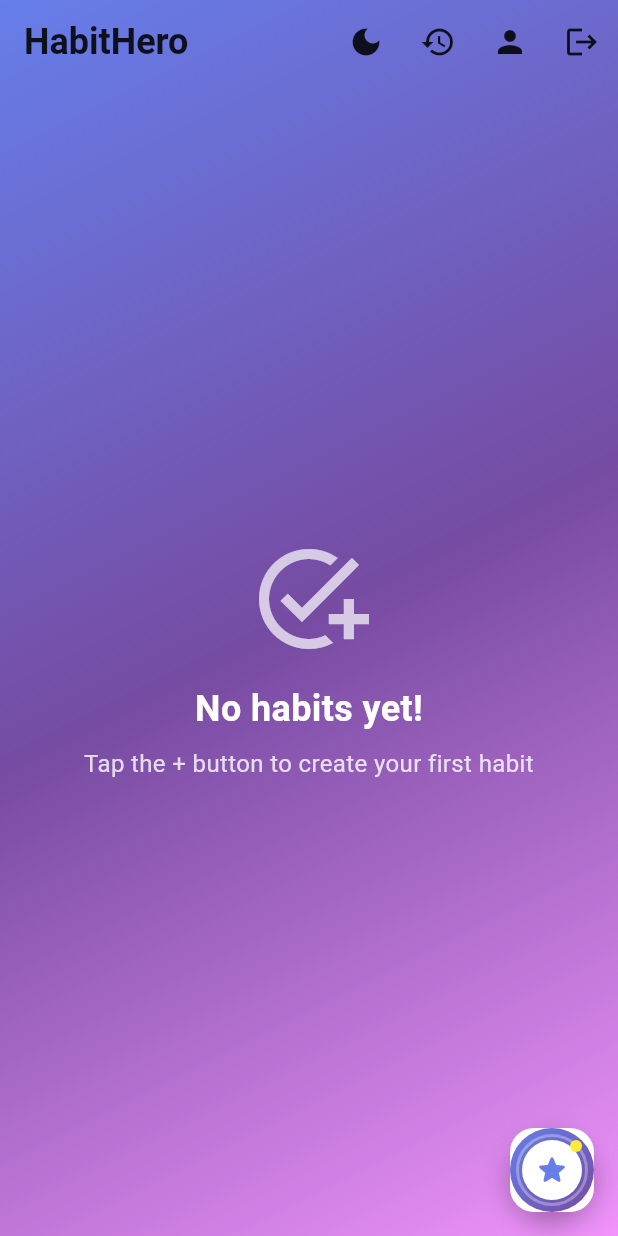
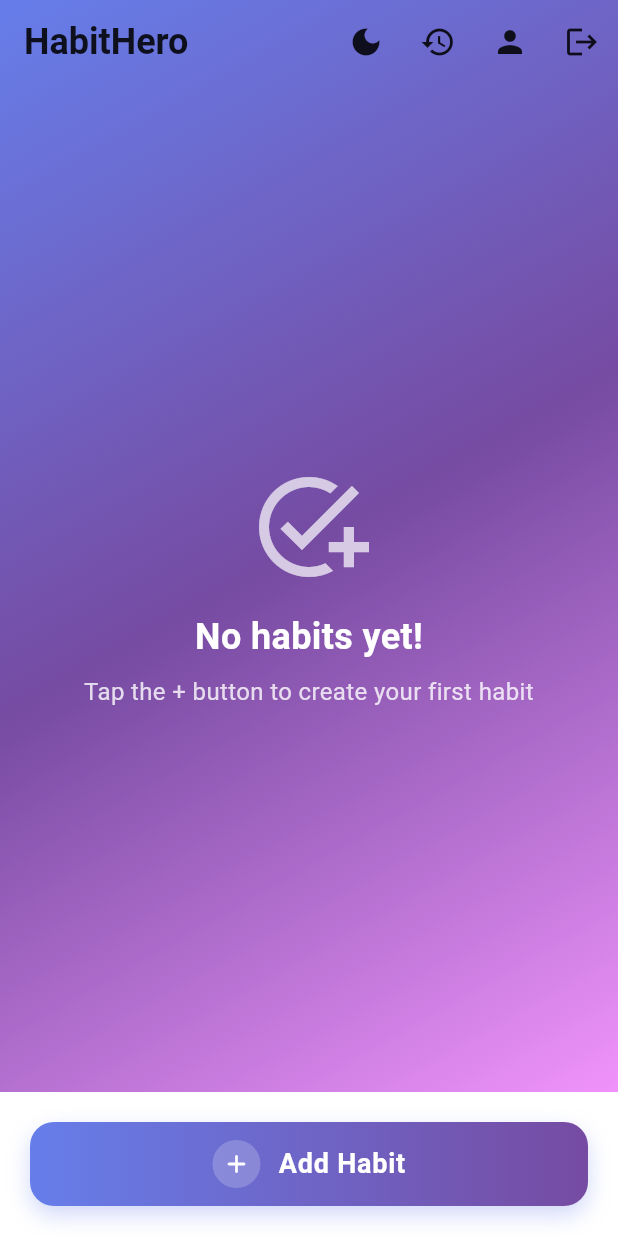
Before and after one commit to RkTushar/habithero, a Flutter app: the HomeScreen screen opened directly, on a phone screen of 412 x 824 dp. Run offline on Flutter 3.47's test engine with Material 3 defaults, Android fonts, the phone set to English and light mode, and no system bars; our stand-ins replace cloud_firestore, firebase_auth, firebase_core, flutter_local_notifications, shared_preferences, table_calendar and 1 more; accounts and stored records are empty.

Commit message:
Update home_screen.dart

```diff
--- a/lib/screens/home_screen.dart
+++ b/lib/screens/home_screen.dart
@@ -391,82 +391,70 @@ class HomeScreen extends StatelessWidget {
           ),
         ),
       ),
-      floatingActionButton: Container(
+      floatingActionButton: null,
+      floatingActionButtonLocation: null,
+      bottomNavigationBar: Container(
+        padding: EdgeInsets.all(20),
         decoration: BoxDecoration(
-          borderRadius: BorderRadius.circular(30),
+          color: Colors.transparent,
+        ),
+        child: Container(
+          width: double.infinity,
+          height: 56,
+          decoration: BoxDecoration(
+            borderRadius: BorderRadius.circular(16),
+            gradient: LinearGradient(
+              colors: [
+                Color(0xFF667eea),
+                Color(0xFF764ba2),
+              ],
+              begin: Alignment.centerLeft,
+              end: Alignment.centerRight,
+            ),
             boxShadow: [
               BoxShadow(
-              color: Colors.black.withOpacity(0.3),
-              blurRadius: 15,
-              offset: Offset(0, 8),
+                color: Color(0xFF667eea).withOpacity(0.3),
+                blurRadius: 12,
+                offset: Offset(0, 6),
               ),
             ],
           ),
-        child: FloatingActionButton(
-          tooltip: 'Add New Habit',
-          onPressed: () {
+          child: Material(
+            color: Colors.transparent,
+            child: InkWell(
+              borderRadius: BorderRadius.circular(16),
+              onTap: () {
                 Navigator.push(
                   context,
                   MaterialPageRoute(builder: (_) => AddHabitScreen()),
                 );
               },
-          backgroundColor: isDark ? Colors.white : Colors.white,
-          foregroundColor: isDark ? Colors.black : Colors.black,
-          elevation: 0,
               child: Container(
-            width: 56,
-            height: 56,
+                padding: EdgeInsets.symmetric(horizontal: 24),
+                child: Row(
+                  mainAxisAlignment: MainAxisAlignment.center,
+                  children: [
+                    Container(
+                      width: 32,
+                      height: 32,
                       decoration: BoxDecoration(
                         shape: BoxShape.circle,
-              gradient: LinearGradient(
-                colors: [
-                  Color(0xFF667eea),
-                  Color(0xFF764ba2),
-                ],
-                begin: Alignment.topLeft,
-                end: Alignment.bottomRight,
+                        color: Colors.white.withOpacity(0.2),
+                      ),
+                      child: Icon(
+                        Icons.add_rounded,
+                        color: Colors.white,
+                        size: 20,
                       ),
                     ),
-            child: Stack(
-              alignment: Alignment.center,
-              children: [
-                // Outer ring
-                Container(
-                  width: 48,
-                  height: 48,
-                  decoration: BoxDecoration(
-                    shape: BoxShape.circle,
-                    border: Border.all(
-                      color: Colors.white.withOpacity(0.3),
-                      width: 2,
-                    ),
-                  ),
-                ),
-                // Inner circle with icon
-                Container(
-                  width: 40,
-                  height: 40,
-                  decoration: BoxDecoration(
-                    shape: BoxShape.circle,
+                    SizedBox(width: 12),
+                    Text(
+                      "Add Habit",
+                      style: TextStyle(
                         color: Colors.white,
-                  ),
-                  child: Icon(
-                    Icons.star_rounded,
-                    color: Color(0xFF667eea),
-                    size: 24,
-                  ),
-                ),
-                // Small sparkle effect
-                Positioned(
-                  top: 8,
-                  right: 8,
-                  child: Container(
-                    width: 8,
-                    height: 8,
-                    decoration: BoxDecoration(
-                      shape: BoxShape.circle,
-                      color: Colors.yellow,
-                    ),
+                        fontSize: 18,
+                        fontWeight: FontWeight.w600,
+                        letterSpacing: 0.5,
                       ),
                     ),
                   ],
@@ -474,6 +462,8 @@ class HomeScreen extends StatelessWidget {
               ),
             ),
           ),
+        ),
+      ),
     );
   }
 }
```
Lines whose indentation alone changed are shown as unchanged.
